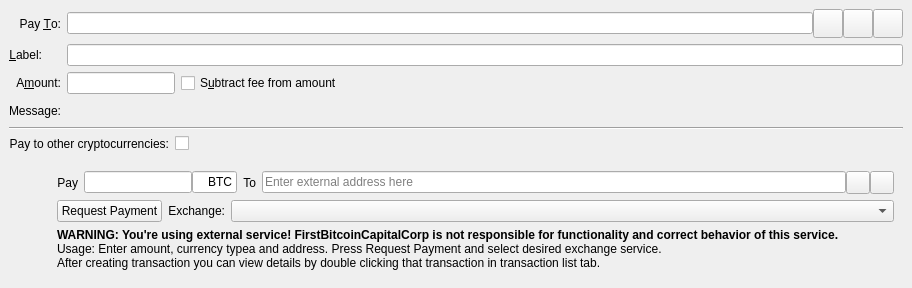
bitcoincapitalcorp/bitcf, file src/qt/forms/sendcoinsentry.ui: the form before one commit.
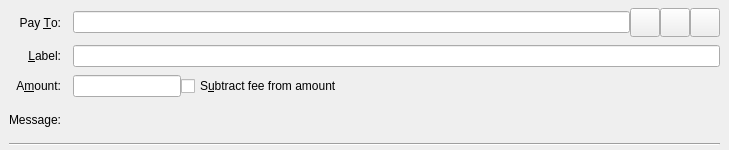
The form after the commit. Icons and pictures are not drawn. Custom widgets are drawn as their Qt base class.

Commit message: remove exchange code

What changed in the file:
```diff
--- a/src/qt/forms/sendcoinsentry.ui
+++ b/src/qt/forms/sendcoinsentry.ui
@@ -6,8 +6,8 @@
    <rect>
     <x>0</x>
     <y>0</y>
-    <width>912</width>
-    <height>288</height>
+    <width>729</width>
+    <height>150</height>
    </rect>
   </property>
   <property name="focusPolicy">
@@ -23,8 +23,20 @@
    <property name="frameShape">
     <enum>QFrame::NoFrame</enum>
    </property>
-   <layout class="QGridLayout" name="gridLayout_2">
-    <item row="0" column="0" colspan="2">
+   <layout class="QGridLayout" name="gridLayout">
+    <property name="topMargin">
+     <number>8</number>
+    </property>
+    <property name="bottomMargin">
+     <number>4</number>
+    </property>
+    <property name="horizontalSpacing">
+     <number>12</number>
+    </property>
+    <property name="verticalSpacing">
+     <number>8</number>
+    </property>
+    <item row="0" column="0">
      <widget class="QLabel" name="payToLabel">
       <property name="text">
        <string>Pay &amp;To:</string>
@@ -37,7 +49,7 @@
       </property>
      </widget>
     </item>
-    <item row="0" column="2">
+    <item row="0" column="1">
      <layout class="QHBoxLayout" name="payToLayout">
       <property name="spacing">
        <number>0</number>
@@ -130,14 +142,14 @@
       </property>
      </widget>
     </item>
-    <item row="1" column="2">
+    <item row="1" column="1">
      <widget class="QLineEdit" name="addAsLabel">
       <property name="toolTip">
        <string>Enter a label for this address to add it to the list of used addresses</string>
       </property>
      </widget>
     </item>
-    <item row="2" column="0" colspan="2">
+    <item row="2" column="0">
      <widget class="QLabel" name="amountLabel">
       <property name="text">
        <string>A&amp;mount:</string>
@@ -150,7 +162,7 @@
       </property>
      </widget>
     </item>
-    <item row="2" column="2">
+    <item row="2" column="1">
      <layout class="QHBoxLayout" name="horizontalLayoutAmount" stretch="0,1">
       <item>
        <widget class="BitcoinAmountField" name="payAmount"/>
@@ -167,7 +179,7 @@
       </item>
      </layout>
     </item>
-    <item row="3" column="0" colspan="2">
+    <item row="3" column="0">
      <widget class="QLabel" name="messageLabel">
       <property name="text">
        <string>Message:</string>
@@ -177,7 +189,7 @@
       </property>
      </widget>
     </item>
-    <item row="3" column="2">
+    <item row="3" column="1">
      <widget class="QLabel" name="messageTextLabel">
       <property name="toolTip">
        <string>A message that was attached to the bitcf: URI which will be stored with the transaction for your reference. Note: This message will not be sent over the FirstBitcoinCapitalCorp network.</string>
@@ -187,243 +199,13 @@
       </property>
      </widget>
     </item>
-    <item row="4" column="0" colspan="3">
+    <item row="4" column="0" colspan="2">
      <widget class="Line" name="line">
       <property name="orientation">
        <enum>Qt::Horizontal</enum>
       </property>
      </widget>
     </item>
-    <item row="5" column="0" colspan="3">
-     <layout class="QFormLayout" name="toggleExchLayout">
-      <item row="0" column="0">
-       <widget class="QLabel" name="toggleExchLabel">
-        <property name="text">
-         <string>Pay to other cryptocurrencies:</string>
-        </property>
-        <property name="alignment">
-         <set>Qt::AlignRight|Qt::AlignTrailing|Qt::AlignVCenter</set>
-        </property>
-        <property name="buddy">
-         <cstring>payTo</cstring>
-        </property>
-       </widget>
-      </item>
-      <item row="0" column="1">
-       <widget class="QCheckBox" name="checkBoxExch">
-        <property name="sizePolicy">
-         <sizepolicy hsizetype="Fixed" vsizetype="Fixed">
-          <horstretch>0</horstretch>
-          <verstretch>0</verstretch>
-         </sizepolicy>
-        </property>
-        <property name="text">
-         <string/>
-        </property>
-       </widget>
-      </item>
-     </layout>
-    </item>
-    <item row="6" column="1" colspan="2">
-     <widget class="QWidget" name="exchWidget" native="true">
-      <property name="toolTip">
-       <string>This is a payment to external cryptocurrencies</string>
-      </property>
-      <layout class="QGridLayout" name="gridLayout">
-       <item row="0" column="0">
-        <layout class="QHBoxLayout" name="horizontalLayout1">
-         <item>
-          <widget class="QLabel" name="amountExchLabel">
-           <property name="sizePolicy">
-            <sizepolicy hsizetype="Preferred" vsizetype="Preferred">
-             <horstretch>0</horstretch>
-             <verstretch>0</verstretch>
-            </sizepolicy>
-           </property>
-           <property name="text">
-            <string>Pay</string>
-           </property>
-           <property name="alignment">
-            <set>Qt::AlignRight|Qt::AlignTrailing|Qt::AlignVCenter</set>
-           </property>
-          </widget>
-         </item>
-         <item>
-          <layout class="QHBoxLayout" name="horizontalLayout1_1">
-           <property name="spacing">
-            <number>0</number>
-           </property>
-           <item>
-            <widget class="QLineEdit" name="payAmountExch">
-             <property name="sizePolicy">
-              <sizepolicy hsizetype="Fixed" vsizetype="Fixed">
-               <horstretch>0</horstretch>
-               <verstretch>0</verstretch>
-              </sizepolicy>
-             </property>
-             <property name="toolTip">
-              <string>Amount of currency</string>
-             </property>
-             <property name="alignment">
-              <set>Qt::AlignRight|Qt::AlignTrailing|Qt::AlignVCenter</set>
-             </property>
-            </widget>
-           </item>
-           <item>
-            <widget class="QLineEdit" name="payTypeExch">
-             <property name="sizePolicy">
-              <sizepolicy hsizetype="Fixed" vsizetype="Fixed">
-               <horstretch>1</horstretch>
-               <verstretch>0</verstretch>
-              </sizepolicy>
-             </property>
-             <property name="minimumSize">
-              <size>
-               <width>45</width>
-               <height>0</height>
-              </size>
-             </property>
-             <property name="maximumSize">
-              <size>
-               <width>45</width>
-               <height>16777215</height>
-              </size>
-             </property>
-             <property name="toolTip">
-              <string>Currency short name (i.e. BTC)</string>
-             </property>
-             <property name="text">
-              <string>BTC</string>
-             </property>
-             <property name="alignment">
-              <set>Qt::AlignRight|Qt::AlignTrailing|Qt::AlignVCenter</set>
-             </property>
-            </widget>
-           </item>
-          </layout>
-         </item>
-         <item>
-          <widget class="QLabel" name="toExchLabel">
-           <property name="sizePolicy">
-            <sizepolicy hsizetype="Preferred" vsizetype="Preferred">
-             <horstretch>0</horstretch>
-             <verstretch>0</verstretch>
-            </sizepolicy>
-           </property>
-           <property name="text">
-            <string>To</string>
-           </property>
-           <property name="alignment">
-            <set>Qt::AlignRight|Qt::AlignTrailing|Qt::AlignVCenter</set>
-           </property>
-          </widget>
-         </item>
-         <item>
-          <layout class="QHBoxLayout" name="horizontalLayout1_2">
-           <property name="spacing">
-            <number>0</number>
-           </property>
-           <item>
-            <widget class="QLineEdit" name="payToExch">
-             <property name="toolTip">
-              <string>Enter external address here</string>
-             </property>
-             <property name="placeholderText">
-              <string>Enter external address here</string>
-             </property>
-            </widget>
-           </item>
-           <item>
-            <widget class="QToolButton" name="pasteExchButton">
-             <property name="toolTip">
-              <string>Paste address from clipboard</string>
-             </property>
-             <property name="text">
-              <string/>
-             </property>
-             <property name="icon">
-              <iconset resource="../bitcoin.qrc">
-               <normaloff>:/icons/editpaste</normaloff>:/icons/editpaste</iconset>
-             </property>
-             <property name="shortcut">
-              <string>Alt+P</string>
-             </property>
-            </widget>
-           </item>
-           <item>
-            <widget class="QToolButton" name="deleteExchButton">
-             <property name="toolTip">
-              <string>Remove this entry</string>
-             </property>
-             <property name="text">
-              <string/>
-             </property>
-             <property name="icon">
-              <iconset resource="../bitcoin.qrc">
-               <normaloff>:/icons/remove</normaloff>:/icons/remove</iconset>
-             </property>
-            </widget>
-           </item>
-          </layout>
-         </item>
-        </layout>
-       </item>
-       <item row="1" column="0">
-        <layout class="QHBoxLayout" name="horizontalLayout2">
-         <item>
-          <widget class="QPushButton" name="requestPaymentButton">
-           <property name="sizePolicy">
-            <sizepolicy hsizetype="Fixed" vsizetype="Fixed">
-             <horstretch>0</horstretch>
-             <verstretch>0</verstretch>
-            </sizepolicy>
-           </property>
-           <property name="text">
-            <string>Request Payment</string>
-           </property>
-          </widget>
-         </item>
-         <item>
-          <widget class="QLabel" name="exchLabel">
-           <property name="sizePolicy">
-            <sizepolicy hsizetype="Fixed" vsizetype="Fixed">
-             <horstretch>0</horstretch>
-             <verstretch>0</verstretch>
-            </sizepolicy>
-           </property>
-           <property name="text">
-            <string>Exchange:</string>
-           </property>
-           <property name="alignment">
-            <set>Qt::AlignRight|Qt::AlignTrailing|Qt::AlignVCenter</set>
-           </property>
-          </widget>
-         </item>
-         <item>
-          <widget class="QComboBox" name="exchComboBox">
-           <property name="sizePolicy">
-            <sizepolicy hsizetype="Preferred" vsizetype="Fixed">
-             <horstretch>0</horstretch>
-             <verstretch>0</verstretch>
-            </sizepolicy>
-           </property>
-           <property name="toolTip">
-            <string>Exchange selection</string>
-           </property>
-          </widget>
-         </item>
-        </layout>
-       </item>
-       <item row="2" column="0">
-        <widget class="QLabel" name="infoExchLabel">
-         <property name="text">
-          <string>&lt;html&gt;&lt;head/&gt;&lt;body&gt;&lt;p&gt;&lt;span style=&quot; font-weight:600;&quot;&gt;WARNING: You're using external service! FirstBitcoinCapitalCorp is not responsible for functionality and correct behavior of this service.&lt;/span&gt;&lt;br/&gt;Usage: Enter amount, currency typea and address. Press Request Payment and select desired exchange service.&lt;br/&gt;After creating transaction you can view details by double clicking that transaction in transaction list tab.&lt;/p&gt;&lt;/body&gt;&lt;/html&gt;</string>
-         </property>
-        </widget>
-       </item>
-      </layout>
-     </widget>
-    </item>
    </layout>
   </widget>
   <widget class="QFrame" name="SendCoins_UnauthenticatedPaymentRequest">
```
Left out of the diff: 1 changed line with no effect on the pictures. The commit also changes 12 other files.
